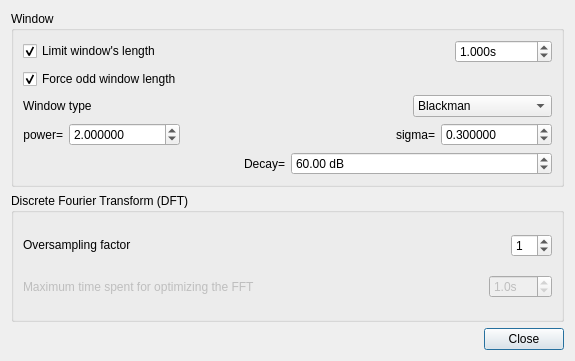
First picture: the form in src/gvamplitudespectrumwdialogsettings.ui, repository gillesdegottex/dfasma, before the edit.
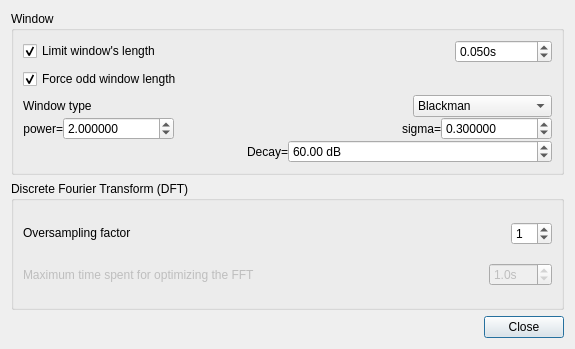
Second picture: the form after the edit. Icons and pictures are not drawn.

Commit message: set def value

Diff of the .ui file:
```diff
--- a/src/gvamplitudespectrumwdialogsettings.ui
+++ b/src/gvamplitudespectrumwdialogsettings.ui
@@ -7,7 +7,7 @@
     <x>0</x>
     <y>0</y>
     <width>575</width>
-    <height>361</height>
+    <height>349</height>
    </rect>
   </property>
   <property name="windowTitle">
@@ -23,7 +23,7 @@
      <property name="title">
       <string>Window</string>
      </property>
-     <layout class="QVBoxLayout" name="verticalLayout">
+     <layout class="QVBoxLayout" name="verticalLayout_2">
       <item>
        <layout class="QHBoxLayout" name="horizontalLayout_10">
         <item>
@@ -60,7 +60,7 @@
            <double>0.010000000000000</double>
           </property>
           <property name="value">
-           <double>1.000000000000000</double>
+           <double>0.050000000000000</double>
           </property>
          </widget>
         </item>
@@ -77,6 +77,11 @@
        </widget>
       </item>
       <item>
+       <layout class="QVBoxLayout" name="verticalLayout">
+        <property name="spacing">
+         <number>0</number>
+        </property>
+        <item>
        <layout class="QHBoxLayout" name="horizontalLayout_3">
         <item>
          <widget class="QLabel" name="label_2">
@@ -159,8 +164,6 @@
        </layout>
       </item>
       <item>
-       <layout class="QHBoxLayout" name="horizontalLayout_8">
-        <item>
          <layout class="QHBoxLayout" name="horizontalLayout_6">
           <item>
            <layout class="QHBoxLayout" name="horizontalLayout_7">
@@ -239,8 +242,6 @@
           </item>
          </layout>
         </item>
-       </layout>
-      </item>
       <item>
        <layout class="QHBoxLayout" name="horizontalLayout_9">
         <item>
@@ -277,6 +278,8 @@
            <double>60.000000000000000</double>
           </property>
          </widget>
+          </item>
+         </layout>
         </item>
        </layout>
       </item>
```
Lines whose indentation alone changed are shown as unchanged.
